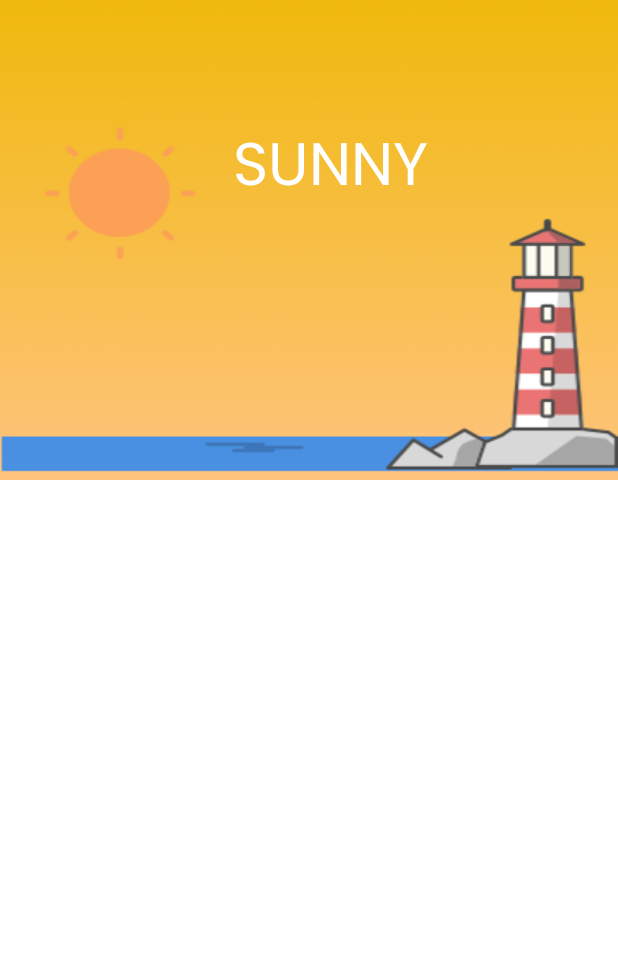
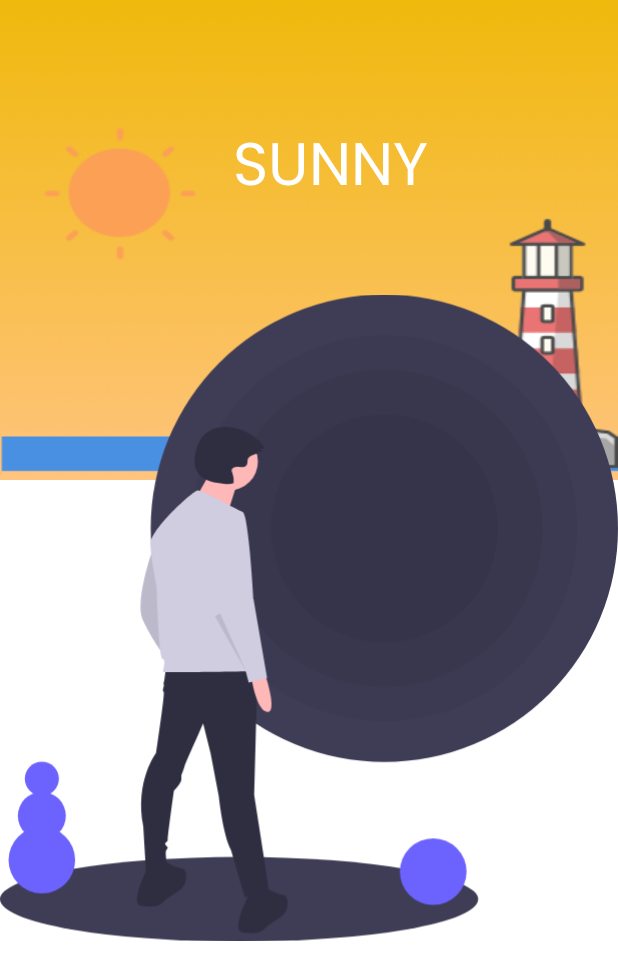
Before and after one commit to ikiugu/weather-app, an Android app: the layout fragment_home.xml on its own in the app's theme, with its tools: preview values and no code run, on a phone screen of 412 x 824 dp. Shown: the top 980 px of the screen. Run offline under Robolectric (Android 15) with nearby library versions, the light colour scheme and no system bars.

Commit message:
added view for when no weather fetched yet

```diff
--- a/app/src/main/java/com/ikiugu/weather/MainActivity.kt
+++ b/app/src/main/java/com/ikiugu/weather/MainActivity.kt
@@ -45,7 +45,7 @@ class MainActivity : AppCompatActivity() {
         setupActionBarWithNavController(navController, appBarConfiguration)
         navView.setupWithNavController(navController)
 
-        handleAppAndStatusBar(R.color.sunny)
+        handleAppAndStatusBar(R.color.purple_500)
     }
 
     override fun onSupportNavigateUp(): Boolean {
--- a/app/src/main/java/com/ikiugu/weather/ui/home/HomeFragment.kt
+++ b/app/src/main/java/com/ikiugu/weather/ui/home/HomeFragment.kt
@@ -60,7 +60,7 @@ class HomeFragment : Fragment() {
         }
 
         homeViewModel.showSnackBarEvent.observe(viewLifecycleOwner) {
-            if(it) {
+            if (it) {
                 Snackbar.make(
                     requireActivity().findViewById(android.R.id.content),
                     getString(R.string.weather_update_success),
@@ -211,7 +211,13 @@ class HomeFragment : Fragment() {
 
     override fun onOptionsItemSelected(item: MenuItem): Boolean {
         when (item.itemId) {
-            R.id.action_refresh -> homeViewModel.refreshWeather()
+            R.id.action_refresh -> {
+                if (requestingLocationUpdates) {
+                    homeViewModel.refreshWeather()
+                } else {
+                    enableLocation()
+                }
+            }
         }
 
         return super.onOptionsItemSelected(item)
--- a/app/src/main/java/com/ikiugu/weather/ui/home/HomeViewModel.kt
+++ b/app/src/main/java/com/ikiugu/weather/ui/home/HomeViewModel.kt
@@ -74,7 +74,7 @@ class HomeViewModel(application: Application) : AndroidViewModel(application) {
                 "Cloudy".uppercase()
             }
             else -> {
-                "Sunny".uppercase()
+                "Default".uppercase()
             }
         }
     }
@@ -85,7 +85,7 @@ class HomeViewModel(application: Application) : AndroidViewModel(application) {
                 "Cloudy".uppercase() -> R.color.cloudy
                 "Rainy".uppercase() -> R.color.rainy
                 "Sunny".uppercase() -> R.color.sunny
-                else -> R.color.sunny
+                else -> R.color.purple_500
             }
         )
     }
--- a/app/src/main/java/com/ikiugu/weather/utils/BindingAdapters.kt
+++ b/app/src/main/java/com/ikiugu/weather/utils/BindingAdapters.kt
@@ -13,6 +13,11 @@ import androidx.databinding.BindingAdapter
 @BindingAdapter("hideViewIfNull")
 fun hideViewIfNull(view: View, it: Any?) {
     view.visibility = if (it != null) View.VISIBLE else View.GONE
+}
+
+@BindingAdapter("showViewIfNull")
+fun showViewIfNull(view: View, it: Any?) {
+    view.visibility = if (it == null) View.VISIBLE else View.GONE
 }
 
 @BindingAdapter("showCorrectImage")
--- /dev/null
+++ b/app/src/main/res/drawable/ic_undraw_void_3ggu.xml
@@ -0,0 +1,79 @@
+<vector xmlns:android="http://schemas.android.com/apk/res/android"
+    android:width="797.5dp"
+    android:height="834.5dp"
+    android:viewportWidth="797.5"
+    android:viewportHeight="834.5">
+  <path
+      android:pathData="M0,780a308.5,54.5 0,1 0,617 0a308.5,54.5 0,1 0,-617 0z"
+      android:fillColor="#3f3d56"/>
+  <path
+      android:pathData="M496,301.5m-301.5,0a301.5,301.5 0,1 1,603 0a301.5,301.5 0,1 1,-603 0"
+      android:fillColor="#3f3d56"/>
+  <path
+      android:fillColor="#FF000000"
+      android:pathData="M496,301.5m-248.898,0a248.898,248.898 0,1 1,497.796 0a248.898,248.898 0,1 1,-497.796 0"
+      android:strokeAlpha="0.05"
+      android:fillAlpha="0.05"/>
+  <path
+      android:fillColor="#FF000000"
+      android:pathData="M496,301.5m-203.994,0a203.994,203.994 0,1 1,407.987 0a203.994,203.994 0,1 1,-407.987 0"
+      android:strokeAlpha="0.05"
+      android:fillAlpha="0.05"/>
+  <path
+      android:fillColor="#FF000000"
+      android:pathData="M496,301.5m-146.26,0a146.26,146.26 0,1 1,292.519 0a146.26,146.26 0,1 1,-292.519 0"
+      android:strokeAlpha="0.05"
+      android:fillAlpha="0.05"/>
+  <path
+      android:pathData="M197.17,328.482s-23.704,66.722 -13.169,90.426 27.216,46.53 27.216,46.53S205.072,332.872 197.17,328.482Z"
+      android:fillColor="#d0cde1"/>
+  <path
+      android:fillColor="#FF000000"
+      android:pathData="M197.17,328.482s-23.704,66.722 -13.169,90.426 27.216,46.53 27.216,46.53S205.072,332.872 197.17,328.482Z"
+      android:strokeAlpha="0.1"
+      android:fillAlpha="0.1"/>
+  <path
+      android:pathData="M213.851,482.997s-1.756,16.681 -2.634,17.558 0.878,2.634 0,5.268 -1.756,6.145 0,7.023 -9.657,78.135 -9.657,78.135 -28.094,36.873 -16.681,94.816l3.512,58.821s27.216,1.756 27.216,-7.901c0,0 -1.756,-11.413 -1.756,-16.681s4.39,-5.268 1.756,-7.901 -2.634,-4.39 -2.634,-4.39 4.39,-3.512 3.512,-4.39 7.901,-63.21 7.901,-63.21 9.657,-9.657 9.657,-14.925v-5.268s4.39,-11.413 4.39,-12.291 23.704,-54.431 23.704,-54.431l9.657,38.629 10.535,55.309s5.268,50.042 15.803,69.356c0,0 18.436,63.211 18.436,61.455s30.727,-6.145 29.849,-14.047 -18.436,-118.52 -18.436,-118.52L332.371,481.241Z"
+      android:fillColor="#2f2e41"/>
+  <path
+      android:pathData="M190.147,740.228s-23.704,46.53 -7.901,48.286 21.948,1.756 28.971,-5.268c3.84,-3.84 11.615,-8.991 17.876,-12.873a23.117,23.117 0,0 0,10.969 -21.982c-0.463,-4.295 -2.068,-7.834 -6.019,-8.164 -10.535,-0.878 -22.826,-10.535 -22.826,-10.535Z"
+      android:fillColor="#2f2e41"/>
+  <path
+      android:pathData="M320.958,774.467s-23.704,46.53 -7.901,48.286 21.948,1.756 28.971,-5.268c3.84,-3.84 11.615,-8.991 17.876,-12.873a23.117,23.117 0,0 0,10.969 -21.982c-0.463,-4.295 -2.068,-7.834 -6.019,-8.164 -10.535,-0.878 -22.826,-10.535 -22.826,-10.535Z"
+      android:fillColor="#2f2e41"/>
+  <path
+      android:pathData="M295.905,215.433m-36.905,0a36.905,36.905 0,1 1,73.809 0a36.905,36.905 0,1 1,-73.809 0"
+      android:fillColor="#ffb8b8"/>
+  <path
+      android:pathData="M272.18,227.558S245.82,276.062 243.711,276.062 291.16,291.878 291.16,291.878s13.707,-46.394 15.816,-50.612Z"
+      android:fillColor="#ffb8b8"/>
+  <path
+      android:pathData="M312.617,280.635s-52.675,-28.971 -57.943,-28.094 -61.455,50.042 -60.577,70.234 7.901,53.553 7.901,53.553 2.634,93.06 7.901,93.938 -0.878,16.681 0.878,16.681 122.909,0 123.787,-2.634S312.617,280.635 312.617,280.635Z"
+      android:fillColor="#d0cde1"/>
+  <path
+      android:pathData="M342.028,489.142s16.681,50.92 2.634,49.164 -20.192,-43.896 -20.192,-43.896Z"
+      android:fillColor="#ffb8b8"/>
+  <path
+      android:pathData="M297.254,277.563s-32.483,7.023 -27.216,50.92 14.925,87.792 14.925,87.792l32.483,71.112 3.512,13.169 23.704,-6.145L327.103,392.571s-6.145,-108.863 -14.047,-112.374A34,34 0,0 0,297.254 277.563Z"
+      android:fillColor="#d0cde1"/>
+  <path
+      android:fillColor="#FF000000"
+      android:pathData="M277.5,414.958l40.385,71.989l-34.025,-75.857l-6.36,3.868z"
+      android:strokeAlpha="0.1"
+      android:fillAlpha="0.1"/>
+  <path
+      android:pathData="M332.646,204.566l0.122,-2.82 5.61,1.396a6.27,6.27 0,0 0,-2.514 -4.615l5.976,-0.334a64.477,64.477 0,0 0,-43.125 -26.651c-12.926,-1.873 -27.318,0.838 -36.182,10.43 -4.299,4.653 -7.001,10.57 -8.922,16.607 -3.539,11.118 -4.26,24.372 3.12,33.409 7.501,9.185 20.602,10.984 32.406,12.121 4.153,0.4 8.506,0.772 12.355,-0.839a29.721,29.721 0,0 0,-1.654 -13.037,8.687 8.687,0 0,1 -0.879,-4.152c0.525,-3.512 5.209,-4.396 8.728,-3.922s7.75,1.2 10.062,-1.494c1.593,-1.856 1.499,-4.559 1.71,-6.996C320.032,207.035 332.586,205.957 332.646,204.566Z"
+      android:fillColor="#2f2e41"/>
+  <path
+      android:pathData="M559,744.5m-43,0a43,43 0,1 1,86 0a43,43 0,1 1,-86 0"
+      android:fillColor="#6c63ff"/>
+  <path
+      android:pathData="M54,729.5m-43,0a43,43 0,1 1,86 0a43,43 0,1 1,-86 0"
+      android:fillColor="#6c63ff"/>
+  <path
+      android:pathData="M54,672.5m-31,0a31,31 0,1 1,62 0a31,31 0,1 1,-62 0"
+      android:fillColor="#6c63ff"/>
+  <path
+      android:pathData="M54,624.5m-22,0a22,22 0,1 1,44 0a22,22 0,1 1,-44 0"
+      android:fillColor="#6c63ff"/>
+</vector>
--- a/app/src/main/res/layout-v21/fragment_home.xml
+++ b/app/src/main/res/layout-v21/fragment_home.xml
@@ -12,7 +12,13 @@
 
    <androidx.constraintlayout.widget.ConstraintLayout
        android:layout_width="match_parent"
+       android:layout_height="match_parent">
+
+       <androidx.constraintlayout.widget.ConstraintLayout
+           android:id="@+id/constraintLayout"
+           android:layout_width="match_parent"
            android:layout_height="match_parent"
+           app:hideViewIfNull="@{viewModel.currentWeatherTemp}"
            tools:context=".ui.home.HomeFragment">
 
            <ImageView
@@ -35,7 +41,6 @@
                android:text="@{@string/degree_text(String.valueOf(viewModel.currentWeatherTemp.temp))}"
                android:textColor="@color/white"
                android:textSize="50sp"
-            app:hideViewIfNull="@{viewModel.currentWeatherTemp}"
                app:layout_constraintBottom_toTopOf="@+id/textView3"
                app:layout_constraintEnd_toEndOf="parent"
                app:layout_constraintHorizontal_bias="0.6"
@@ -53,12 +58,11 @@
                android:text="SUNNY"
                android:textColor="@color/white"
                android:textSize="40sp"
-            app:hideViewIfNull="@{viewModel.currentWeatherTemp}"
-            app:layout_constraintTop_toBottomOf="@id/weatherTemp"
                app:layout_constraintBottom_toBottomOf="@+id/weatherStatusImage"
                app:layout_constraintEnd_toEndOf="parent"
                app:layout_constraintHorizontal_bias="0.55"
                app:layout_constraintStart_toStartOf="parent"
+               app:layout_constraintTop_toBottomOf="@id/weatherTemp"
                app:showCorrectText="@{viewModel.weatherText}" />
 
            <LinearLayout
@@ -75,7 +79,6 @@
                    android:layout_height="wrap_content"
                    android:orientation="horizontal"
                    android:weightSum="3"
-                app:hideViewIfNull="@{viewModel.currentWeatherTemp}"
                    app:setBackgroundColor="@{viewModel.appColors}">
 
 
@@ -131,4 +134,22 @@
            </LinearLayout>
 
        </androidx.constraintlayout.widget.ConstraintLayout>
+
+       <LinearLayout
+           android:layout_width="wrap_content"
+           android:layout_height="wrap_content"
+           android:orientation="vertical"
+           app:layout_constraintBottom_toBottomOf="parent"
+           app:layout_constraintStart_toStartOf="parent"
+           app:layout_constraintEnd_toEndOf="parent"
+           app:layout_constraintTop_toTopOf="parent"
+           app:showViewIfNull="@{viewModel.currentWeatherTemp}">
+
+           <ImageView
+               android:layout_width="wrap_content"
+               android:layout_height="wrap_content"
+               android:src="@drawable/ic_undraw_void_3ggu" />
+
+       </LinearLayout>
+   </androidx.constraintlayout.widget.ConstraintLayout>
 </layout>
--- a/app/src/main/res/layout/fragment_home.xml
+++ b/app/src/main/res/layout/fragment_home.xml
@@ -12,7 +12,13 @@
 
     <androidx.constraintlayout.widget.ConstraintLayout
         android:layout_width="match_parent"
+        android:layout_height="match_parent">
+
+        <androidx.constraintlayout.widget.ConstraintLayout
+            android:id="@+id/constraintLayout"
+            android:layout_width="match_parent"
             android:layout_height="match_parent"
+            app:hideViewIfNull="@{viewModel.currentWeatherTemp}"
             tools:context=".ui.home.HomeFragment">
 
             <ImageView
@@ -34,7 +40,6 @@
                 android:text="@{@string/degree_text(String.valueOf(viewModel.currentWeatherTemp.temp))}"
                 android:textColor="@color/white"
                 android:textSize="50sp"
-            app:hideViewIfNull="@{viewModel.currentWeatherTemp}"
                 app:layout_constraintBottom_toTopOf="@+id/textView3"
                 app:layout_constraintEnd_toEndOf="parent"
                 app:layout_constraintHorizontal_bias="0.6"
@@ -51,16 +56,14 @@
                 android:text="SUNNY"
                 android:textColor="@color/white"
                 android:textSize="40sp"
-            app:hideViewIfNull="@{viewModel.currentWeatherTemp}"
-            app:layout_constraintTop_toBottomOf="@id/weatherTemp"
                 app:layout_constraintBottom_toBottomOf="@+id/weatherStatusImage"
                 app:layout_constraintEnd_toEndOf="parent"
                 app:layout_constraintHorizontal_bias="0.55"
                 app:layout_constraintStart_toStartOf="parent"
+                app:layout_constraintTop_toBottomOf="@id/weatherTemp"
                 app:showCorrectText="@{viewModel.weatherText}" />
 
             <LinearLayout
-            android:id="@+id/linearLayout"
                 android:layout_width="match_parent"
                 android:layout_height="wrap_content"
                 android:orientation="vertical"
@@ -74,7 +77,6 @@
                     android:layout_height="wrap_content"
                     android:orientation="horizontal"
                     android:weightSum="3"
-                app:hideViewIfNull="@{viewModel.currentWeatherTemp}"
                     app:setBackgroundColor="@{viewModel.appColors}">
 
 
@@ -130,4 +132,22 @@
             </LinearLayout>
 
         </androidx.constraintlayout.widget.ConstraintLayout>
+
+        <LinearLayout
+            android:layout_width="wrap_content"
+            android:layout_height="wrap_content"
+            android:orientation="vertical"
+            app:layout_constraintBottom_toBottomOf="parent"
+            app:layout_constraintStart_toStartOf="parent"
+            app:layout_constraintEnd_toEndOf="parent"
+            app:layout_constraintTop_toTopOf="parent"
+            app:showViewIfNull="@{viewModel.currentWeatherTemp}">
+
+            <ImageView
+                android:layout_width="wrap_content"
+                android:layout_height="wrap_content"
+                android:src="@drawable/ic_undraw_void_3ggu" />
+
+        </LinearLayout>
+    </androidx.constraintlayout.widget.ConstraintLayout>
 </layout>
```
Lines whose indentation alone changed are shown as unchanged.
